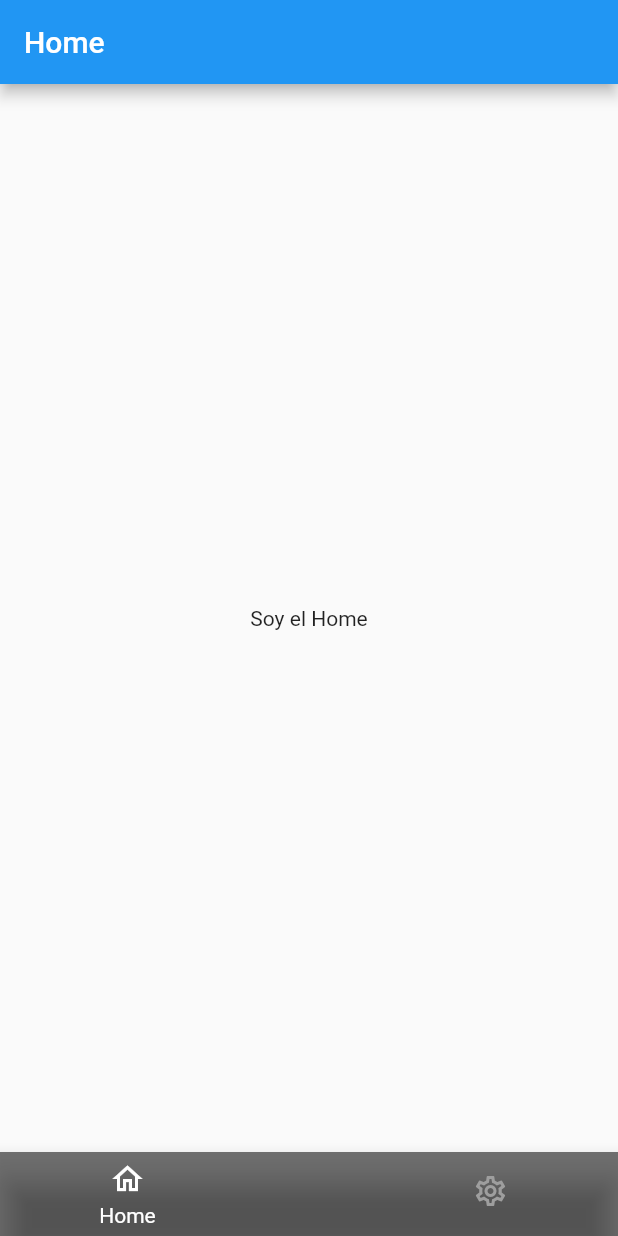
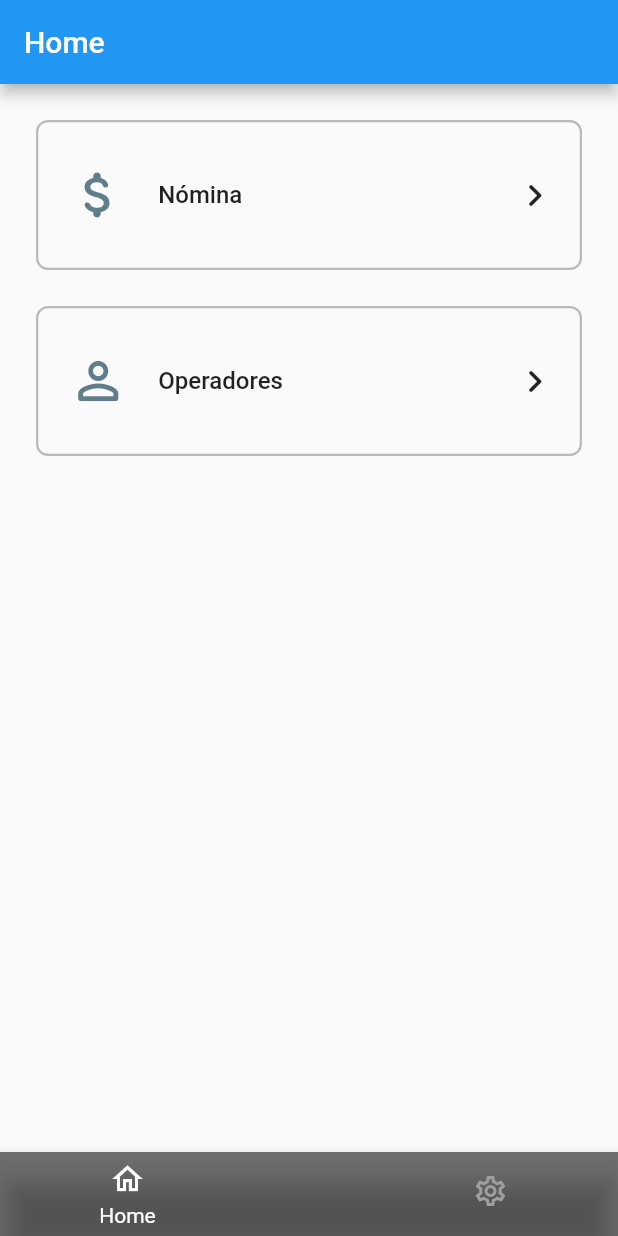
Before and after one commit to miguel-GF/nomina_control_flutter, a Flutter app: the screen it shows after launch, on a phone screen of 412 x 824 dp. Run offline on Flutter 3.47's test engine with Material 2 defaults, Android fonts, the phone set to English and light mode, and no system bars; drawn by our look-alikes of animated_bottom_navigation_bar, auto_size_text; our stand-ins replace get, lottie.

Commit message:
[Home] Se crea lógica para tener opciones de módulos ( nomina, operadores)

```diff
--- a/lib/screens/home_screen.dart
+++ b/lib/screens/home_screen.dart
@@ -1,6 +1,8 @@
 import 'package:animated_bottom_navigation_bar/animated_bottom_navigation_bar.dart';
 import 'package:auto_size_text/auto_size_text.dart';
 import 'package:flutter/material.dart';
+
+import '../widgets/home/opciones_menu.dart';
 
 class HomeScreen extends StatefulWidget {
   const HomeScreen({super.key});
@@ -13,16 +15,17 @@ class _HomeScreenState extends State<HomeScreen> {
   int _bottomNavIndex = 0;
   AutoSizeGroup autoSizeGroup = AutoSizeGroup();
 
-  final List<Map<String, dynamic>> menuList = <Map<String, dynamic>>[
+  final List<Map<String, dynamic>> bottomNavigationList =
+      <Map<String, dynamic>>[
     <String, dynamic>{'icono': Icons.home_outlined, 'titulo': 'Home'},
     <String, dynamic>{
       'icono': Icons.settings_outlined,
-      'titulo': 'Configuración'
+      'titulo': 'Configuración',
     },
   ];
 
   String _obtenerTitulo() {
-    return menuList[_bottomNavIndex]['titulo'].toString();
+    return bottomNavigationList[_bottomNavIndex]['titulo'].toString();
   }
 
   @override
@@ -35,19 +38,23 @@ class _HomeScreenState extends State<HomeScreen> {
         child: Column(
           mainAxisAlignment: MainAxisAlignment.center,
           children: <Widget>[
-            Visibility(
-              visible: _bottomNavIndex == 0,
-              child: const Text('Soy el Home'),
+            Expanded(
+              child: Visibility(
+                visible: _bottomNavIndex == 0,
+                child: const OpcionesMenu(),
+              ),
             ),
-            Visibility(
-              visible: _bottomNavIndex == 1,
-              child: const Text('Soy configuraciones'),
+            Expanded(
+              child: Visibility(
+                visible: _bottomNavIndex == 1,
+                child: const Text('Soy configuraciones'),
+              ),
             ),
           ],
         ),
       ),
       bottomNavigationBar: AnimatedBottomNavigationBar.builder(
-        itemCount: menuList.length,
+        itemCount: bottomNavigationList.length,
         activeIndex: _bottomNavIndex,
         backgroundColor: Colors.black54,
         onTap: (int index) => setState(() => _bottomNavIndex = index),
@@ -64,7 +71,7 @@ class _HomeScreenState extends State<HomeScreen> {
                 mainAxisAlignment: MainAxisAlignment.spaceBetween,
                 children: <Widget>[
                   Icon(
-                    menuList[index]['icono'],
+                    bottomNavigationList[index]['icono'],
                     size: 24,
                     color: color,
                   ),
@@ -74,7 +81,7 @@ class _HomeScreenState extends State<HomeScreen> {
                     child: Padding(
                       padding: const EdgeInsets.symmetric(horizontal: 9),
                       child: AutoSizeText(
-                        menuList[index]['titulo'],
+                        bottomNavigationList[index]['titulo'],
                         maxLines: 1,
                         style: TextStyle(color: color),
                         group: autoSizeGroup,
--- /dev/null
+++ b/lib/widgets/home/opcion_menu.dart
@@ -0,0 +1,81 @@
+import 'package:auto_size_text/auto_size_text.dart';
+import 'package:flutter/material.dart';
+import 'package:get/get.dart';
+
+import '../../constants/constants_menu.dart';
+import '../../models/widgets/opc_menu.dart';
+import '../../routes/name_pages.dart';
+
+class OpcionMenu extends StatelessWidget {
+  const OpcionMenu({
+    super.key,
+    required this.opcMenu,
+  });
+  final OpcMenu opcMenu;
+
+  @override
+  Widget build(BuildContext context) {
+    void onTap() {
+      switch (opcMenu.tag) {
+        case opcionMenuNomina:
+          Get.toNamed(nameNominasScreen);
+          break;
+        case opcionMenuOperador:
+          Get.toNamed(nameOperadoresScreen);
+          break;
+        default:
+      }
+    }
+
+    return InkWell(
+      onTap: () => onTap(),
+      child: Container(
+        padding: const EdgeInsets.symmetric(vertical: 12.0),
+        decoration: BoxDecoration(
+          borderRadius: const BorderRadius.all(Radius.circular(8.0)),
+          border: Border.all(color: Colors.black26, width: 1.5),
+        ),
+        child: Row(
+          children: <Widget>[
+            SizedBox(
+              width: 80,
+              child: Center(
+                child: Icon(
+                  opcMenu.icono,
+                  size: 40,
+                  color: Colors.blueGrey,
+                ),
+              ),
+            ),
+            Expanded(
+              child: Column(
+                crossAxisAlignment: CrossAxisAlignment.start,
+                mainAxisAlignment: MainAxisAlignment.center,
+                children: <Widget>[
+                  AutoSizeText(
+                    opcMenu.titulo,
+                    style: const TextStyle(
+                      fontSize: 16,
+                      fontWeight: FontWeight.w500,
+                    ),
+                    minFontSize: 14,
+                    maxLines: 1,
+                  ),
+                ],
+              ),
+            ),
+            const SizedBox(
+              width: 60,
+              child: Center(
+                child: Icon(
+                  Icons.chevron_right_rounded,
+                  size: 30,
+                ),
+              ),
+            ),
+          ],
+        ),
+      ),
+    );
+  }
+}
--- /dev/null
+++ b/lib/widgets/home/opciones_menu.dart
@@ -0,0 +1,35 @@
+import 'package:flutter/material.dart';
+
+//models
+import '../../models/widgets/opc_menu.dart';
+//widgets
+import 'opcion_menu.dart';
+
+class OpcionesMenu extends StatelessWidget {
+  const OpcionesMenu({super.key});
+
+  @override
+  Widget build(BuildContext context) {
+    final List<OpcMenu> menuList = <OpcMenu>[
+      OpcMenu(
+          icono: Icons.attach_money_rounded, titulo: 'Nómina', tag: 'nomina'),
+      OpcMenu(
+          icono: Icons.person_outline_rounded,
+          titulo: 'Operadores',
+          tag: 'operadores'),
+    ];
+
+    return GridView.builder(
+      gridDelegate: const SliverGridDelegateWithFixedCrossAxisCount(
+        crossAxisCount: 1,
+        mainAxisSpacing: 24,
+        mainAxisExtent: 100,
+      ),
+      padding: const EdgeInsets.all(24.0),
+      itemCount: menuList.length,
+      itemBuilder: (BuildContext ctx, int index) {
+        return OpcionMenu(opcMenu: menuList[index]);
+      },
+    );
+  }
+}
```
